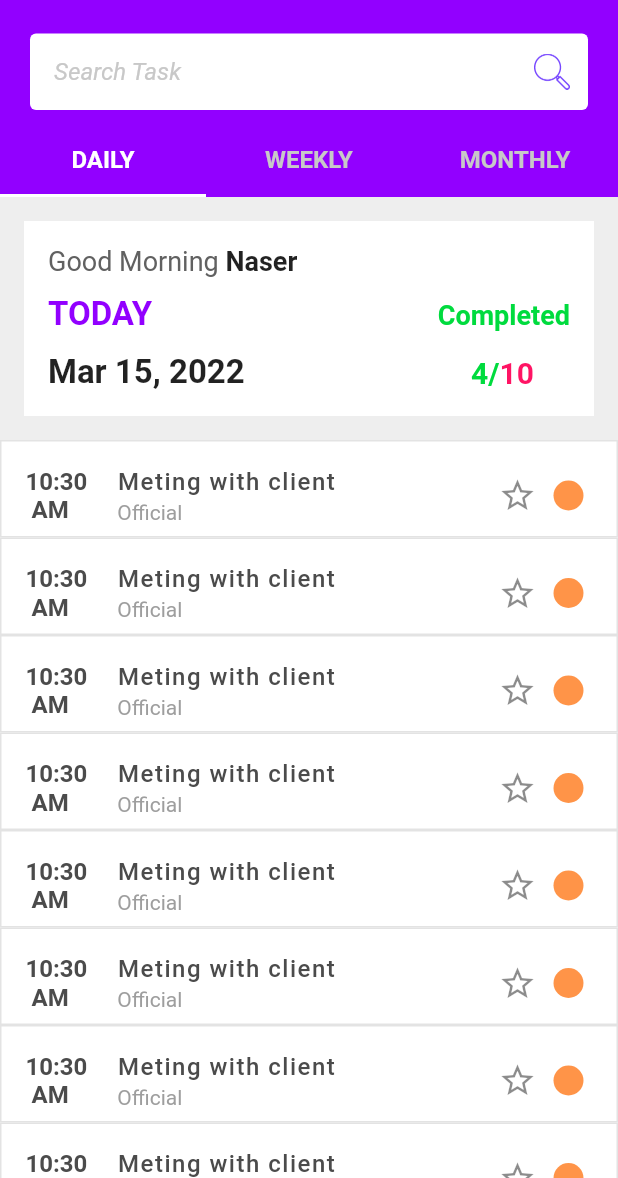
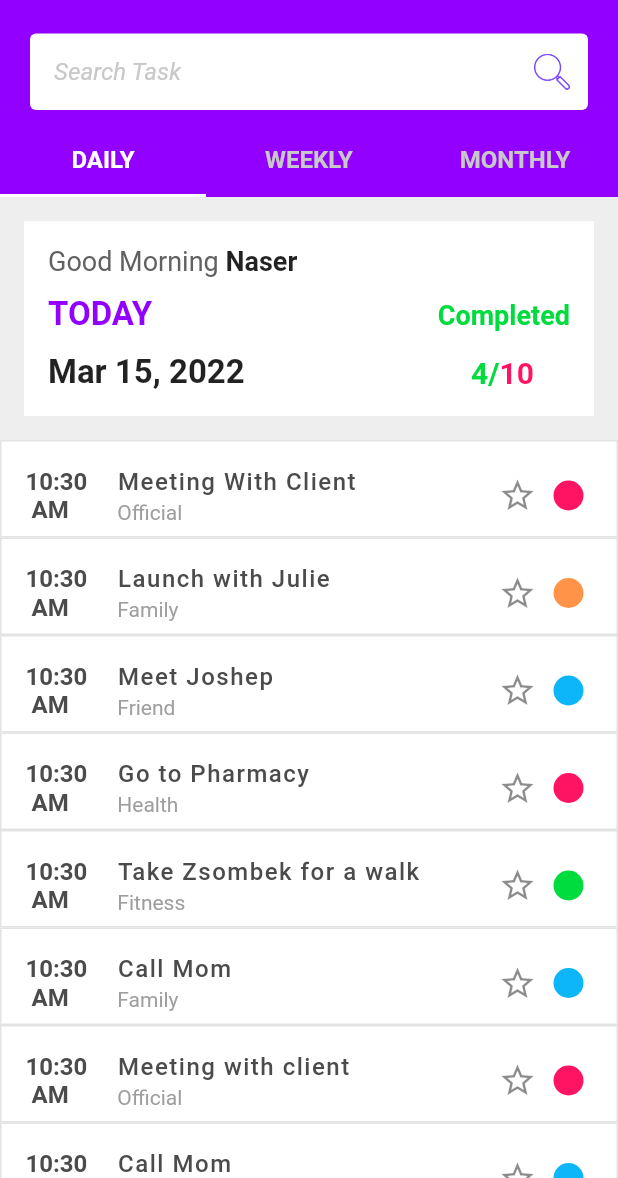
Before and after one commit to irisktaker/thingsTODO, a Flutter app: the ThingsToDoScreen screen opened by its route, on a phone screen of 412 x 824 dp, the part 58-1236 px from its top. Run offline on Flutter 3.47's test engine with Material 2 defaults, Android fonts, the phone set to English and light mode, and no system bars; drawn by our look-alikes of flutter_slidable.

Commit message:
Add New Task Model

```diff
--- /dev/null
+++ b/lib/models/new_task_model.dart
@@ -0,0 +1,27 @@
+import 'package:flutter/material.dart';
+
+class NewTask {
+  // String taskAddedTime;
+  String taskName;
+  String taskDescription;
+  String taskCategory;
+  // String taskDateTime; from calender
+  Color taskPriority;
+  bool isDone;
+  bool isDeleted;
+  bool isFavorite;
+  String taskNotification;
+
+  NewTask({
+    // required this.taskAddedTime,
+    required this.taskName,
+    required this.taskDescription,
+    required this.taskCategory,
+    // required this.taskDateTime,
+    required this.taskPriority,
+    required this.isDone,
+    required this.isDeleted,
+    required this.isFavorite,
+    required this.taskNotification,
+  });
+}
--- a/lib/screens/things_to_do_screen.dart
+++ b/lib/screens/things_to_do_screen.dart
@@ -1,7 +1,7 @@
 import 'package:flutter/material.dart';
-import 'package:things_to_do/screens/daily_todo_screen.dart';
-import 'package:things_to_do/screens/monthly_todo_screen.dart';
-import 'package:things_to_do/screens/weekly_todo_screen.dart';
+import 'package:things_to_do/widgets/daily_todo_screen.dart';
+import 'package:things_to_do/widgets/monthly_todo_screen.dart';
+import 'package:things_to_do/widgets/weekly_todo_screen.dart';
 import 'package:things_to_do/utils/colors.dart';
 
 class ThingsToDoScreen extends StatefulWidget {
--- /dev/null
+++ b/lib/singleton/singleton.dart
@@ -0,0 +1,121 @@
+import 'package:things_to_do/models/new_task_model.dart';
+import 'package:things_to_do/utils/colors.dart';
+
+class Singleton {
+  Singleton();
+
+  static final instance = Singleton();
+
+  List<NewTask> newTaskDataList = [
+    NewTask(
+      taskName: "Meeting With Client",
+      taskDescription: "Job Meeting",
+      taskCategory: "Official",
+      // taskDateTime: ,
+      taskPriority: AppColors().redColor,
+      isDone: false,
+      isDeleted: false,
+      isFavorite: false,
+      taskNotification: "",
+    ),
+    NewTask(
+      taskName: "Launch with Julie",
+      taskDescription: "Family Meeting",
+      taskCategory: "Family",
+      // taskDateTime: ,
+      taskPriority: AppColors().orangeColor,
+      isDone: false,
+      isDeleted: false,
+      isFavorite: false,
+      taskNotification: "",
+    ),
+    NewTask(
+      taskName: "Meet Joshep",
+      taskDescription: "",
+      taskCategory: "Friend",
+      // taskDateTime: ,
+      taskPriority: AppColors().blueColor,
+      isDone: false,
+      isDeleted: false,
+      isFavorite: false,
+      taskNotification: "",
+    ),
+    NewTask(
+      taskName: "Go to Pharmacy",
+      taskDescription: "",
+      taskCategory: "Health",
+      // taskDateTime: ,
+      taskPriority: AppColors().redColor,
+      isDone: false,
+      isDeleted: false,
+      isFavorite: false,
+      taskNotification: "",
+    ),
+    NewTask(
+      taskName: "Take Zsombek for a walk",
+      taskDescription: "",
+      taskCategory: "Fitness",
+      // taskDateTime: ,
+      taskPriority: AppColors().greenColor,
+      isDone: false,
+      isDeleted: false,
+      isFavorite: false,
+      taskNotification: "",
+    ),
+    NewTask(
+      taskName: "Call Mom",
+      taskDescription: "",
+      taskCategory: "Family",
+      // taskDateTime: ,
+      taskPriority: AppColors().blueColor,
+      isDone: false,
+      isDeleted: false,
+      isFavorite: false,
+      taskNotification: "",
+    ),
+    NewTask(
+      taskName: "Meeting with client",
+      taskDescription: "",
+      taskCategory: "Official",
+      // taskDateTime: ,
+      taskPriority: AppColors().redColor,
+      isDone: false,
+      isDeleted: false,
+      isFavorite: false,
+      taskNotification: "",
+    ),
+    NewTask(
+      taskName: "Call Mom",
+      taskDescription: "",
+      taskCategory: "Family",
+      // taskDateTime: ,
+      taskPriority: AppColors().blueColor,
+      isDone: false,
+      isDeleted: false,
+      isFavorite: false,
+      taskNotification: "",
+    ),
+    NewTask(
+      taskName: "Meeting with client",
+      taskDescription: "",
+      taskCategory: "Official",
+      // taskDateTime: ,
+      taskPriority: AppColors().redColor,
+      isDone: false,
+      isDeleted: false,
+      isFavorite: false,
+      taskNotification: "",
+    ),
+    NewTask(
+      taskName: "Meeting with client",
+      taskDescription: "",
+      taskCategory: "Official",
+      // taskDateTime: ,
+      taskPriority: AppColors().redColor,
+      isDone: false,
+      isDeleted: false,
+      isFavorite: false,
+      taskNotification: "",
+    ),
+  ];
+}
--- a/lib/widgets/custom_tasks_list_card.dart
+++ b/lib/widgets/custom_tasks_list_card.dart
@@ -2,6 +2,7 @@ import 'package:flutter/material.dart';
 import 'package:flutter_slidable/flutter_slidable.dart';
 import 'package:intl/intl.dart';
 
+import '../singleton/singleton.dart';
 import '../utils/colors.dart';
 import 'custom_circle.dart';
 
@@ -17,15 +18,16 @@ class BuildTasksListCard extends StatelessWidget {
       width: size.width,
       height: size.height,
       child: ListView.builder(
-        itemCount: 30,
+        itemCount: Singleton.instance.newTaskDataList.length,
         itemBuilder: (context, index) {
-          return buildSlidable(context, size, timeNow);
+          return buildSlidable(context, size, timeNow, index);
         },
       ),
     );
   }
 
-  Widget buildSlidable(BuildContext context, Size size, String timeNow) {
+  Widget buildSlidable(
+      BuildContext context, Size size, String timeNow, int index) {
     void doNothing(BuildContext context) {}
     return Slidable(
       key: const ValueKey(0),
@@ -55,11 +57,11 @@ class BuildTasksListCard extends StatelessWidget {
           ),
         ],
       ),
-      child: taskListCard(size, timeNow),
+      child: taskListCard(size, timeNow, index),
     );
   }
 
-  Widget taskListCard(Size size, String timeNow) {
+  Widget taskListCard(Size size, String timeNow, int index) {
     return Container(
       width: size.width,
       height: 65,
@@ -84,7 +86,7 @@ class BuildTasksListCard extends StatelessWidget {
           ],
         ),
         title: Text(
-          "Meting with client",
+          Singleton.instance.newTaskDataList[index].taskName,
           style: TextStyle(
             fontSize: 16,
             fontWeight: FontWeight.w500,
@@ -93,28 +95,41 @@ class BuildTasksListCard extends StatelessWidget {
           ),
         ),
         subtitle: Text(
-          "Official",
+          Singleton.instance.newTaskDataList[index].taskCategory,
           style: TextStyle(
             fontSize: 14,
             color: Colors.grey.shade500,
           ),
         ),
-        trailing: Container(
+        trailing: SizedBox(
           width: 80,
-          // height: 60,
-          // color: Colors.red,
           child: Row(
             mainAxisAlignment: MainAxisAlignment.center,
             children: [
-              IconButton(
-                onPressed: () {},
-                icon: const Icon(
-                  Icons.star_border_outlined,
-                  size: 26,
-                ),
+              // --
+              StatefulBuilder(
+                builder: ((context, setState) => IconButton(
+                      onPressed: () {
+                        setState(() {
+                          Singleton.instance.newTaskDataList[index].isFavorite =
+                              !Singleton
+                                  .instance.newTaskDataList[index].isFavorite;
+                        });
+                      },
+                      icon: Singleton.instance.newTaskDataList[index].isFavorite
+                          ? Icon(
+                              Icons.star,
+                              color: AppColors().yellowColor,
+                              size: 26,
+                            )
+                          : const Icon(
+                              Icons.star_border_outlined,
+                              size: 26,
+                            ),
+                    )),
               ),
               buildCustomCircle(
-                color: AppColors().orangeColor,
+                color: Singleton.instance.newTaskDataList[index].taskPriority,
               )
             ],
           ),
--- a/lib/screens/daily_todo_screen.dart
+++ b/lib/widgets/daily_todo_screen.dart
@@ -2,7 +2,7 @@ import 'package:flutter/material.dart';
 import 'package:intl/intl.dart';
 
 import 'package:things_to_do/utils/colors.dart';
-import '../widgets/custom_tasks_list_card.dart';
+import 'custom_tasks_list_card.dart';
 
 class DailyTODOScreen extends StatelessWidget {
   const DailyTODOScreen({Key? key}) : super(key: key);
```
Also changed, not shown: lib/widgets/monthly_todo_screen.dart (renamed from lib/screens/monthly_todo_screen.dart), lib/widgets/weekly_todo_screen.dart (renamed from lib/screens/weekly_todo_screen.dart).
